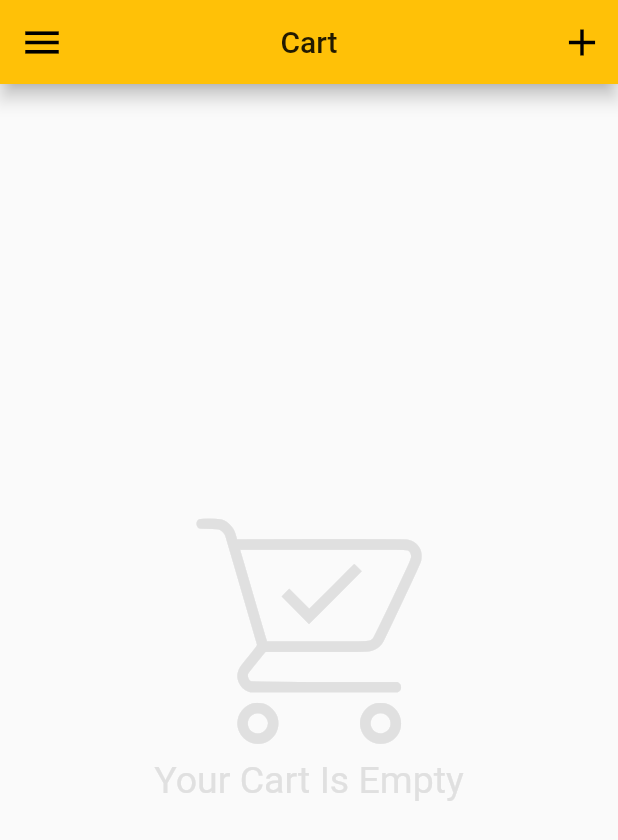
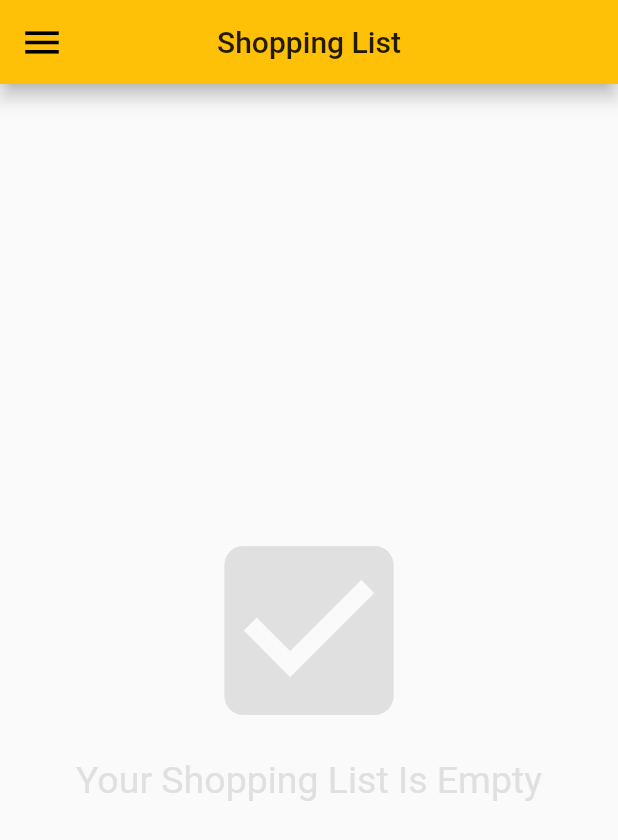
Before and after one commit to andreacioni/weeklymenu-flutter, a Flutter app: the CartScreen widget shown alone on an empty page, opened directly, on a phone screen of 412 x 824 dp. Shown: the top 840 px of the screen. Run offline on Flutter 3.47's test engine with Material 2 defaults, Android fonts, the phone set to English and light mode, and no system bars; our stand-ins replace dio, dotted_border, expandable, flutter_tags, flutter_typeahead, sticky_headers; missing offline and left inert: spinner_input; network calls fail; Roboto replaces fonts that are missing (Aerial, Hind).

Commit message:
shopping list provider

```diff
--- a/lib/datasource/network.dart
+++ b/lib/datasource/network.dart
@@ -63,6 +63,14 @@ class NetworkDatasource {
     return resp.data;
   }
 
+  Future<Map<String, dynamic>> getShoppingList() async {
+    var resp = await _dio.get(
+      '$BASE_URL/shopping-lists',
+    );
+
+    return resp.data;
+  }
+
   Future<Map<String, dynamic>> getRecipes() async {
     var resp = await _dio.get(
       '$BASE_URL/recipes',
--- a/lib/main.dart
+++ b/lib/main.dart
@@ -4,6 +4,7 @@ import 'package:provider/provider.dart';
 import './providers/recipes_provider.dart';
 import './providers/menus_provider.dart';
 import './providers/ingredients_provider.dart';
+import './providers/shopping_list_provider.dart';
 import './homepage.dart';
 
 void main() => runApp(App());
@@ -16,8 +17,7 @@ class App extends StatelessWidget {
         ChangeNotifierProvider.value(value: MenusProvider()),
         ChangeNotifierProvider.value(value: RecipesProvider()),
         ChangeNotifierProvider.value(value: IngredientsProvider()),
-        //ChangeNotifierProvider.value(value: CartProvider()),
-        //Cart provider
+        ChangeNotifierProvider.value(value: ShoppingListProvider()),
       ],
       child: MaterialApp(
         title: 'Weekly Menu',
--- /dev/null
+++ b/lib/models/shopping_list_item.dart
@@ -0,0 +1,28 @@
+import 'package:flutter/material.dart';
+
+class ShoppingListItem with ChangeNotifier  {
+  String item;
+  String quantity;
+  String unitOfMeasure;
+  String supermarketSection;
+  bool checked;
+
+  ShoppingListItem({this.item, this.supermarketSection, this.checked});
+
+
+  factory ShoppingListItem.fromJSON(Map<String, dynamic> jsonMap) {
+    return ShoppingListItem(
+      item: jsonMap['item'],
+      supermarketSection: jsonMap['supermarketSection'],
+      checked: jsonMap['checked'],
+    );
+  }
+
+  Map<String, dynamic> toJSON() {
+    return {
+      'item' : item,
+      'supermarketSection': supermarketSection,
+      'checked': checked,
+    };
+  }
+}
--- a/lib/presentation/custom_icons_icons.dart
+++ b/lib/presentation/custom_icons_icons.dart
@@ -16,6 +16,10 @@
 ///         Author:    Google
 ///         License:   Apache 2.0 (https://www.apache.org/licenses/LICENSE-2.0)
 ///         Homepage:  https://design.google.com/icons/
+/// * Elusive, Copyright (C) 2013 by Aristeides Stathopoulos
+///         Author:    Aristeides Stathopoulos
+///         License:   SIL (http://scripts.sil.org/OFL)
+///         Homepage:  http://aristeides.com/
 ///
 import 'package:flutter/widgets.dart';
 
@@ -29,4 +33,6 @@ class CustomIcons {
   static const IconData shopping_cart_with_check = const IconData(0xe801, fontFamily: _kFontFam, fontPackage: _kFontPkg);
   static const IconData dinner = const IconData(0xe802, fontFamily: _kFontFam, fontPackage: _kFontPkg);
   static const IconData not_found_lens = const IconData(0xe803, fontFamily: _kFontFam, fontPackage: _kFontPkg);
+  static const IconData check = const IconData(0xe804, fontFamily: _kFontFam, fontPackage: _kFontPkg);
+  static const IconData check_list = const IconData(0xe805, fontFamily: _kFontFam, fontPackage: _kFontPkg);
 }
--- a/lib/providers/cart_provider.dart
+++ /dev/null
@@ -1,35 +0,0 @@
-import 'package:flutter/material.dart';
-import 'package:uuid/uuid.dart';
-
-import '../datasource/network.dart';
-import '../models/ingredient.dart';
-
-class IngredientsProvider with ChangeNotifier {
-  final NetworkDatasource _restApi = NetworkDatasource.getInstance();
-
-  List<Ingredient> _ingredients = [];
-
-  List<Ingredient> get getIngredients => [..._ingredients];
-
-  Future<void> fetchIngredients() async {
-    //TODO handle pagination
-    final jsonPage = await _restApi.getIngredients();
-    _ingredients = jsonPage['results']
-        .map((jsonMenu) => Ingredient.fromJSON(jsonMenu))
-        .toList()
-        .cast<Ingredient>();
-  }
-
-  Ingredient getById(String id) =>
-      _ingredients.firstWhere((ing) => ing.id == id, orElse: () => null);
-
-  Future<Ingredient> addIngredient(Ingredient ingredient) async {
-    var resp = await _restApi.createIngredient(ingredient.toJSON());
-    var newIngredient = Ingredient.fromJSON(resp);
-
-    _ingredients.add(newIngredient);
-    notifyListeners();
-
-    return newIngredient;
-  }
-}
--- /dev/null
+++ b/lib/providers/shopping_list_provider.dart
@@ -0,0 +1,39 @@
+import 'package:flutter/material.dart';
+import 'package:uuid/uuid.dart';
+
+import '../datasource/network.dart';
+import '../models/shopping_list_item.dart';
+
+class ShoppingListProvider with ChangeNotifier {
+  final NetworkDatasource _restApi = NetworkDatasource.getInstance();
+
+  List<ShoppingListItem> _shoppingListItems = [];
+
+  List<ShoppingListItem> get getCartItems => [..._shoppingListItems];
+
+  Future<void> fetchShoppingListItems() async {
+    //TODO handle pagination
+    final jsonPage = await _restApi.getIngredients();
+    _shoppingListItems = jsonPage['results']
+        .map((jsonMenu) => ShoppingListItem.fromJSON(jsonMenu))
+        .toList()
+        .cast<ShoppingListItem>();
+
+        notifyListeners();
+  }
+
+  List<ShoppingListItem> get getShoppingItems => [..._shoppingListItems];
+
+  ShoppingListItem getById(String itemId) =>
+      _shoppingListItems.firstWhere((ing) => ing.item == itemId, orElse: () => null);
+
+  Future<ShoppingListItem> addIngredient(ShoppingListItem shoppingListItem) async {
+    var resp = await _restApi.createIngredient(shoppingListItem.toJSON());
+    var newShoppingListItem = ShoppingListItem.fromJSON(resp);
+
+    _shoppingListItems.add(newShoppingListItem);
+    notifyListeners();
+
+    return newShoppingListItem;
+  }
+}
--- a/lib/widgets/cart_screen/screen.dart
+++ /dev/null
@@ -1,63 +0,0 @@
-import 'package:flutter/material.dart';
-
-import '../../presentation/custom_icons_icons.dart';
-import '../app_bar.dart';
-
-class CartScreen extends StatelessWidget {
-  @override
-  Widget build(BuildContext context) {
-    final _textColor = Colors.grey.shade300;
-    return Column(
-      children: <Widget>[
-        _buildAppBar(context),
-        Expanded(
-          child: Column(
-            crossAxisAlignment: CrossAxisAlignment.center,
-            mainAxisAlignment: MainAxisAlignment.center,
-            children: <Widget>[
-              Icon(
-                CustomIcons.shopping_cart_with_check,
-                size: 150,
-                color: _textColor,
-              ),
-              SizedBox(
-                height: 10,
-              ),
-              Text(
-                'Your Cart Is Empty',
-                style: TextStyle(
-                  fontSize: 25,
-                  color: _textColor,
-                ),
-              )
-            ],
-          ),
-        ),
-      ],
-    );
-  }
-
-  AppBar _buildAppBar(BuildContext context) {
-    return BaseAppBar(
-      title: Text('Cart'),
-      leading: IconButton(
-        icon: Icon(
-          Icons.menu,
-          size: 30.0,
-          color: Colors.black,
-        ),
-        onPressed: () => Scaffold.of(context).openDrawer(),
-      ),
-      actions: const <Widget>[
-        IconButton(
-          icon: Icon(
-            Icons.add,
-            size: 30.0,
-            color: Colors.black,
-          ),
-          onPressed: null,
-        ),
-      ],
-    );
-  }
-}
--- /dev/null
+++ b/lib/widgets/shopping_list_screen/screen.dart
@@ -0,0 +1,70 @@
+import 'package:flutter/material.dart';
+import 'package:provider/provider.dart';
+
+import '../../presentation/custom_icons_icons.dart';
+import '../../models/shopping_list_item.dart';
+import '../../providers/shopping_list_provider.dart';
+import '../app_bar.dart';
+
+class CartScreen extends StatefulWidget {
+
+  @override
+  _CartScreenState createState() => _CartScreenState();
+}
+
+class _CartScreenState extends State<CartScreen> {
+  @override
+  Widget build(BuildContext context) {
+
+    final List<ShoppingListItem> shopItems = Provider.of<ShoppingListProvider>(context).getShoppingItems;
+    return Column(
+      children: <Widget>[
+        _buildAppBar(context),
+        if(shopItems.isEmpty)
+        _buildNoElementsPage(),
+      ],
+    );
+  }
+
+  Expanded _buildNoElementsPage() {
+    final _textColor = Colors.grey.shade300;
+    return Expanded(
+        child: Column(
+          crossAxisAlignment: CrossAxisAlignment.center,
+          mainAxisAlignment: MainAxisAlignment.center,
+          children: <Widget>[
+            Icon(
+              Icons.check_box,
+              size: 150,
+              color: _textColor,
+            ),
+            SizedBox(
+              height: 10,
+            ),
+            Text(
+              'Your Shopping List Is Empty',
+              style: TextStyle(
+                fontSize: 25,
+                color: _textColor,
+              ),
+            )
+          ],
+        ),
+      );
+  }
+
+  AppBar _buildAppBar(BuildContext context) {
+    return BaseAppBar(
+      title: Text('Shopping List'),
+      leading: IconButton(
+        icon: Icon(
+          Icons.menu,
+          size: 30.0,
+          color: Colors.black,
+        ),
+        onPressed: () => Scaffold.of(context).openDrawer(),
+      ),
+      actions: const <Widget>[],
+    );
+  }
+}
```
Also changed, not shown: config.json (+20 -0 lines), lib/homepage.dart (+18 -5 lines), assets/fonts/CustomIcons.ttf, lib/models/CartItem.dart (deleted), 1 other file.
